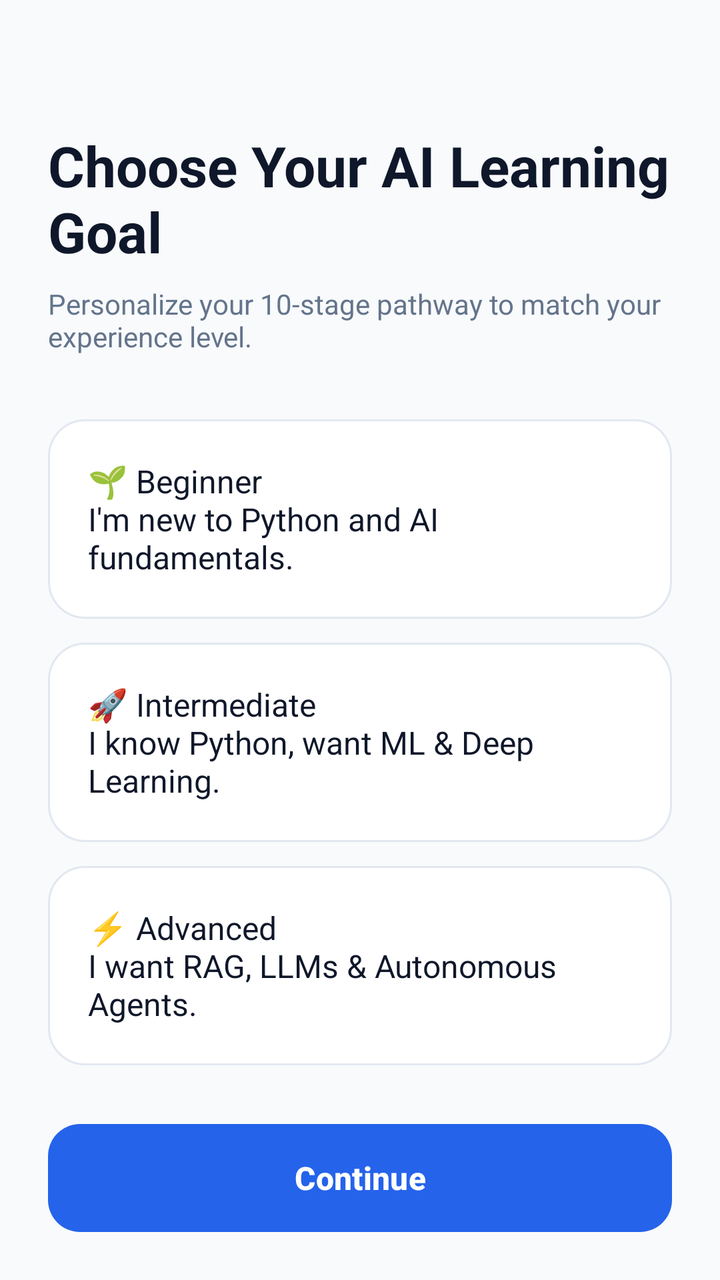
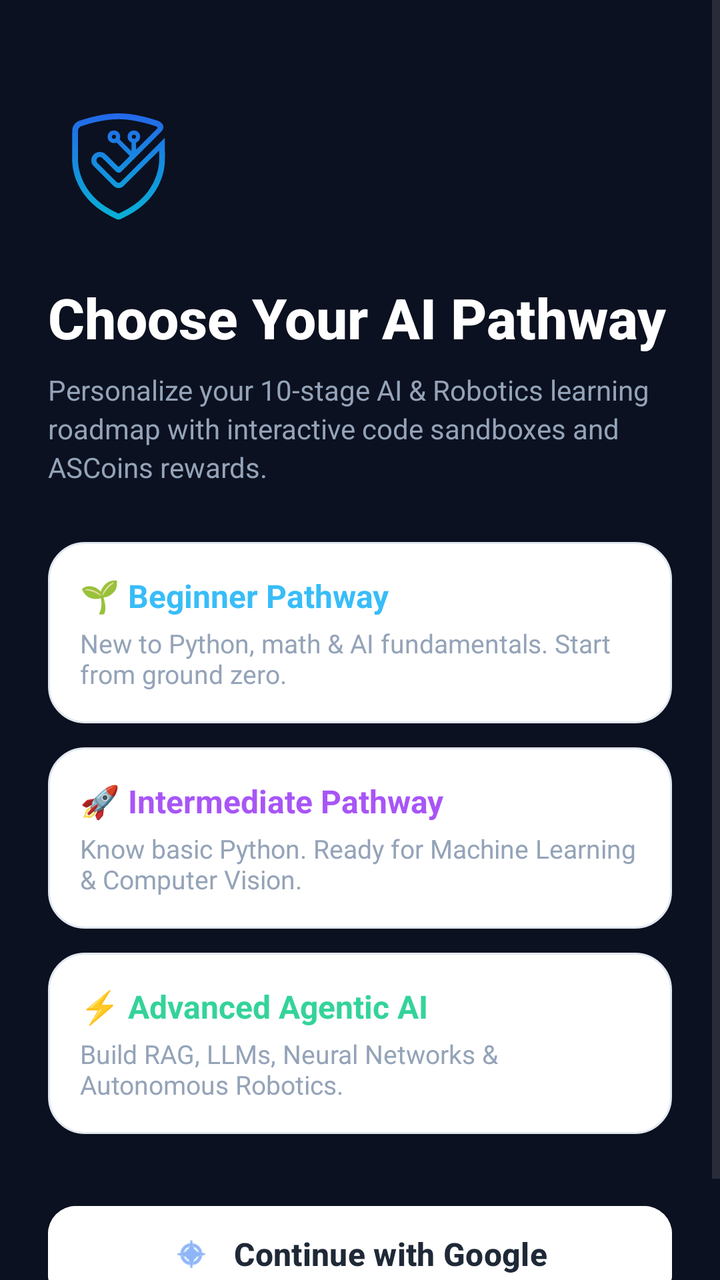

An Android layout rendered at two revisions. The XML below is the earlier revision; the diff shows what the commit changed to produce the second picture.
<!-- AndroidManifest.xml: application theme Theme.CertifAI -->
<!-- res/layout/fragment_onboarding.xml -->
<?xml version="1.0" encoding="utf-8"?>
<androidx.constraintlayout.widget.ConstraintLayout xmlns:android="http://schemas.android.com/apk/res/android"
    xmlns:app="http://schemas.android.com/apk/res-auto"
    android:layout_width="match_parent"
    android:layout_height="match_parent"
    android:background="@color/bg_light"
    android:padding="24dp">

    <TextView
        android:id="@+id/tvTitle"
        android:layout_width="0dp"
        android:layout_height="wrap_content"
        android:layout_marginTop="40dp"
        android:text="Choose Your AI Learning Goal"
        android:textColor="@color/text_primary_light"
        android:textSize="28sp"
        android:textStyle="bold"
        app:layout_constraintEnd_toEndOf="parent"
        app:layout_constraintStart_toStartOf="parent"
        app:layout_constraintTop_toTopOf="parent" />

    <TextView
        android:id="@+id/tvSub"
        android:layout_width="0dp"
        android:layout_height="wrap_content"
        android:layout_marginTop="8dp"
        android:text="Personalize your 10-stage pathway to match your experience level."
        android:textColor="@color/text_secondary_light"
        android:textSize="14sp"
        app:layout_constraintEnd_toEndOf="parent"
        app:layout_constraintStart_toStartOf="parent"
        app:layout_constraintTop_toBottomOf="@id/tvTitle" />

    <LinearLayout
        android:id="@+id/llOptions"
        android:layout_width="0dp"
        android:layout_height="wrap_content"
        android:layout_marginTop="32dp"
        android:orientation="vertical"
        app:layout_constraintEnd_toEndOf="parent"
        app:layout_constraintStart_toStartOf="parent"
        app:layout_constraintTop_toBottomOf="@id/tvSub">

        <TextView
            android:id="@+id/btnOptionBeginner"
            android:layout_width="match_parent"
            android:layout_height="wrap_content"
            android:layout_marginBottom="12dp"
            android:background="@drawable/bg_card_surface"
            android:padding="20dp"
            android:text="🌱 Beginner\nI'm new to Python and AI fundamentals."
            android:textColor="@color/text_primary_light"
            android:textSize="16sp" />

        <TextView
            android:id="@+id/btnOptionInter"
            android:layout_width="match_parent"
            android:layout_height="wrap_content"
            android:layout_marginBottom="12dp"
            android:background="@drawable/bg_card_surface"
            android:padding="20dp"
            android:text="🚀 Intermediate\nI know Python, want ML &amp; Deep Learning."
            android:textColor="@color/text_primary_light"
            android:textSize="16sp" />

        <TextView
            android:id="@+id/btnOptionAdv"
            android:layout_width="match_parent"
            android:layout_height="wrap_content"
            android:background="@drawable/bg_card_surface"
            android:padding="20dp"
            android:text="⚡ Advanced\nI want RAG, LLMs &amp; Autonomous Agents."
            android:textColor="@color/text_primary_light"
            android:textSize="16sp" />

    </LinearLayout>

    <Button
        android:id="@+id/btnContinue"
        android:layout_width="0dp"
        android:layout_height="54dp"
        android:background="@drawable/bg_primary_button"
        android:text="Continue"
        android:textAllCaps="false"
        android:textColor="@color/white"
        android:textSize="16sp"
        android:textStyle="bold"
        app:backgroundTint="@null"
        app:layout_constraintBottom_toBottomOf="parent"
        app:layout_constraintEnd_toEndOf="parent"
        app:layout_constraintStart_toStartOf="parent" />

</androidx.constraintlayout.widget.ConstraintLayout>
<!-- resources referenced by this layout -->
<resources>
  <color name="bg_light">#F8FAFC</color>
  <color name="text_primary_light">#0F172A</color>
  <color name="text_secondary_light">#64748B</color>
  <color name="white">#FFFFFFFF</color>
  <!-- drawable bg_card_surface (drawable) -->
  <?xml version="1.0" encoding="utf-8"?>
  <shape xmlns:android="http://schemas.android.com/apk/res/android"
      android:shape="rectangle">
      <solid android:color="@color/surface_light" />
      <corners android:radius="18dp" />
      <stroke
          android:width="1dp"
          android:color="@color/border_light" />
  </shape>
  <!-- drawable bg_primary_button (drawable) -->
  <?xml version="1.0" encoding="utf-8"?>
  <shape xmlns:android="http://schemas.android.com/apk/res/android"
      android:shape="rectangle">
      <gradient
          android:angle="45"
          android:endColor="@color/electric_blue"
          android:startColor="@color/electric_blue" />
      <corners android:radius="16dp" />
  </shape>
  <style name="Theme.CertifAI" parent="Base.Theme.CertifAI" />
  <color name="surface_light">#FFFFFF</color>
  <color name="border_light">#E2E8F0</color>
  <color name="electric_blue">#2563EB</color>
  <style name="Base.Theme.CertifAI" parent="Theme.Material3.DayNight.NoActionBar">
          <item name="colorPrimary">@color/electric_blue</item>
          <item name="colorOnPrimary">@color/white</item>
          <item name="colorSecondary">@color/cyan_accent</item>
          <item name="android:statusBarColor">#FFFFFF</item>
          <item name="android:windowLightStatusBar">true</item>
          <item name="android:windowBackground">#FFFFFF</item>
      </style>
  <color name="cyan_accent">#06B6D4</color>
</resources>

<!-- the commit's change to res/layout/fragment_onboarding.xml (unified diff, before → after) -->
@@ -1,93 +1,177 @@
 <?xml version="1.0" encoding="utf-8"?>
-<androidx.constraintlayout.widget.ConstraintLayout xmlns:android="http://schemas.android.com/apk/res/android"
+<ScrollView xmlns:android="http://schemas.android.com/apk/res/android"
     xmlns:app="http://schemas.android.com/apk/res-auto"
+    xmlns:tools="http://schemas.android.com/tools"
     android:layout_width="match_parent"
     android:layout_height="match_parent"
-    android:background="@color/bg_light"
-    android:padding="24dp">
+    android:background="#0B1120"
+    android:fillViewport="true"
+    tools:context=".ui.OnboardingFragment">
 
-    <TextView
-        android:id="@+id/tvTitle"
-        android:layout_width="0dp"
+    <androidx.constraintlayout.widget.ConstraintLayout
+        android:layout_width="match_parent"
         android:layout_height="wrap_content"
-        android:layout_marginTop="40dp"
-        android:text="Choose Your AI Learning Goal"
-        android:textColor="@color/text_primary_light"
-        android:textSize="28sp"
-        android:textStyle="bold"
-        app:layout_constraintEnd_toEndOf="parent"
-        app:layout_constraintStart_toStartOf="parent"
-        app:layout_constraintTop_toTopOf="parent" />
+        android:padding="24dp">
 
-    <TextView
-        android:id="@+id/tvSub"
-        android:layout_width="0dp"
-        android:layout_height="wrap_content"
-        android:layout_marginTop="8dp"
-        android:text="Personalize your 10-stage pathway to match your experience level."
-        android:textColor="@color/text_secondary_light"
-        android:textSize="14sp"
-        app:layout_constraintEnd_toEndOf="parent"
-        app:layout_constraintStart_toStartOf="parent"
-        app:layout_constraintTop_toBottomOf="@id/tvTitle" />
-
-    <LinearLayout
-        android:id="@+id/llOptions"
-        android:layout_width="0dp"
-        android:layout_height="wrap_content"
-        android:layout_marginTop="32dp"
-        android:orientation="vertical"
-        app:layout_constraintEnd_toEndOf="parent"
-        app:layout_constraintStart_toStartOf="parent"
-        app:layout_constraintTop_toBottomOf="@id/tvSub">
+        <ImageView
+            android:id="@+id/ivHeaderLogo"
+            android:layout_width="72dp"
+            android:layout_height="72dp"
+            android:layout_marginTop="24dp"
+            android:contentDescription="@string/app_name"
+            android:src="@drawable/ic_certifai_shield"
+            app:layout_constraintStart_toStartOf="parent"
+            app:layout_constraintTop_toTopOf="parent" />
 
         <TextView
-            android:id="@+id/btnOptionBeginner"
-            android:layout_width="match_parent"
+            android:id="@+id/tvTitle"
+            android:layout_width="0dp"
             android:layout_height="wrap_content"
-            android:layout_marginBottom="12dp"
-            android:background="@drawable/bg_card_surface"
-            android:padding="20dp"
-            android:text="🌱 Beginner\nI'm new to Python and AI fundamentals."
-            android:textColor="@color/text_primary_light"
-            android:textSize="16sp" />
+            android:layout_marginTop="20dp"
+            android:fontFamily="sans-serif-medium"
+            android:text="Choose Your AI Pathway"
+            android:textColor="#FFFFFF"
+            android:textSize="28sp"
+            android:textStyle="bold"
+            app:layout_constraintEnd_toEndOf="parent"
+            app:layout_constraintStart_toStartOf="parent"
+            app:layout_constraintTop_toBottomOf="@id/ivHeaderLogo" />
 
         <TextView
-            android:id="@+id/btnOptionInter"
-            android:layout_width="match_parent"
+            android:id="@+id/tvSub"
+            android:layout_width="0dp"
             android:layout_height="wrap_content"
-            android:layout_marginBottom="12dp"
-            android:background="@drawable/bg_card_surface"
-            android:padding="20dp"
-            android:text="🚀 Intermediate\nI know Python, want ML &amp; Deep Learning."
-            android:textColor="@color/text_primary_light"
-            android:textSize="16sp" />
+            android:layout_marginTop="8dp"
+            android:lineSpacingExtra="3dp"
+            android:text="Personalize your 10-stage AI &amp; Robotics learning roadmap with interactive code sandboxes and ASCoins rewards."
+            android:textColor="#94A3B8"
+            android:textSize="14sp"
+            app:layout_constraintEnd_toEndOf="parent"
+            app:layout_constraintStart_toStartOf="parent"
+            app:layout_constraintTop_toBottomOf="@id/tvTitle" />
 
-        <TextView
-            android:id="@+id/btnOptionAdv"
-            android:layout_width="match_parent"
+        
+        <LinearLayout
+            android:id="@+id/llOptions"
+            android:layout_width="0dp"
             android:layout_height="wrap_content"
-            android:background="@drawable/bg_card_surface"
-            android:padding="20dp"
-            android:text="⚡ Advanced\nI want RAG, LLMs &amp; Autonomous Agents."
-            android:textColor="@color/text_primary_light"
-            android:textSize="16sp" />
+            android:layout_marginTop="28dp"
+            android:orientation="vertical"
+            app:layout_constraintEnd_toEndOf="parent"
+            app:layout_constraintStart_toStartOf="parent"
+            app:layout_constraintTop_toBottomOf="@id/tvSub">
 
-    </LinearLayout>
+            
+            <LinearLayout
+                android:id="@+id/cardBeginner"
+                android:layout_width="match_parent"
+                android:layout_height="wrap_content"
+                android:layout_marginBottom="12dp"
+                android:background="@drawable/bg_card_surface"
+                android:clickable="true"
+                android:focusable="true"
+                android:orientation="vertical"
+                android:padding="16dp">
 
-    <Button
-        android:id="@+id/btnContinue"
-        android:layout_width="0dp"
-        android:layout_height="54dp"
-        android:background="@drawable/bg_primary_button"
-        android:text="Continue"
-        android:textAllCaps="false"
-        android:textColor="@color/white"
-        android:textSize="16sp"
-        android:textStyle="bold"
-        app:backgroundTint="@null"
-        app:layout_constraintBottom_toBottomOf="parent"
-        app:layout_constraintEnd_toEndOf="parent"
-        app:layout_constraintStart_toStartOf="parent" />
+                <TextView
+                    android:layout_width="wrap_content"
+                    android:layout_height="wrap_content"
+                    android:text="🌱 Beginner Pathway"
+                    android:textColor="#38BDF8"
+                    android:textSize="16sp"
+                    android:textStyle="bold" />
 
-</androidx.constraintlayout.widget.ConstraintLayout>
+                <TextView
+                    android:layout_width="wrap_content"
+                    android:layout_height="wrap_content"
+                    android:layout_marginTop="4dp"
+                    android:text="New to Python, math &amp; AI fundamentals. Start from ground zero."
+                    android:textColor="#94A3B8"
+                    android:textSize="13sp" />
+            </LinearLayout>
+
+            
+            <LinearLayout
+                android:id="@+id/cardIntermediate"
+                android:layout_width="match_parent"
+                android:layout_height="wrap_content"
+                android:layout_marginBottom="12dp"
+                android:background="@drawable/bg_card_surface"
+                android:clickable="true"
+                android:focusable="true"
+                android:orientation="vertical"
+                android:padding="16dp">
+
+                <TextView
+                    android:layout_width="wrap_content"
+                    android:layout_height="wrap_content"
+                    android:text="🚀 Intermediate Pathway"
+                    android:textColor="#A855F7"
+                    android:textSize="16sp"
+                    android:textStyle="bold" />
+
+                <TextView
+                    android:layout_width="wrap_content"
+                    android:layout_height="wrap_content"
+                    android:layout_marginTop="4dp"
+                    android:text="Know basic Python. Ready for Machine Learning &amp; Computer Vision."
+                    android:textColor="#94A3B8"
+                    android:textSize="13sp" />
+            </LinearLayout>
+
+            
+            <LinearLayout
+                android:id="@+id/cardAdvanced"
+                android:layout_width="match_parent"
+                android:layout_height="wrap_content"
+                android:background="@drawable/bg_card_surface"
+                android:clickable="true"
+                android:focusable="true"
+                android:orientation="vertical"
+                android:padding="16dp">
+
+                <TextView
+                    android:layout_width="wrap_content"
+                    android:layout_height="wrap_content"
+                    android:text="⚡ Advanced Agentic AI"
+                    android:textColor="#34D399"
+                    android:textSize="16sp"
+                    android:textStyle="bold" />
+
+                <TextView
+                    android:layout_width="wrap_content"
+                    android:layout_height="wrap_content"
+                    android:layout_marginTop="4dp"
+                    android:text="Build RAG, LLMs, Neural Networks &amp; Autonomous Robotics."
+                    android:textColor="#94A3B8"
+                    android:textSize="13sp" />
+            </LinearLayout>
+
+        </LinearLayout>
+
+        
+        <com.google.android.material.button.MaterialButton
+            android:id="@+id/btnGoogleSignIn"
+            android:layout_width="0dp"
+            android:layout_height="56dp"
+            android:layout_marginTop="32dp"
+            android:layout_marginBottom="16dp"
+            android:backgroundTint="#FFFFFF"
+            android:text="Continue with Google"
+            android:textAllCaps="false"
+            android:textColor="#1F2937"
+            android:textSize="16sp"
+            android:textStyle="bold"
+            app:cornerRadius="14dp"
+            app:icon="@android:drawable/ic_menu_compass"
+            app:iconGravity="textStart"
+            app:iconPadding="12dp"
+            app:iconTint="#4285F4"
+            app:layout_constraintBottom_toBottomOf="parent"
+            app:layout_constraintEnd_toEndOf="parent"
+            app:layout_constraintStart_toStartOf="parent"
+            app:layout_constraintTop_toBottomOf="@id/llOptions"
+            app:layout_constraintVertical_bias="1.0" />
+
+    </androidx.constraintlayout.widget.ConstraintLayout>
+</ScrollView>
<!-- resource entries referenced after the edit -->
@@ -1,8 +1,5 @@
 <!-- resources referenced by this layout -->
 <resources>
-  <color name="bg_light">#F8FAFC</color>
-  <color name="text_primary_light">#0F172A</color>
-  <color name="text_secondary_light">#64748B</color>
   <color name="white">#FFFFFFFF</color>
   <!-- drawable bg_card_surface (drawable) -->
   <?xml version="1.0" encoding="utf-8"?>
@@ -14,16 +11,8 @@
           android:width="1dp"
           android:color="@color/border_light" />
   </shape>
-  <!-- drawable bg_primary_button (drawable) -->
-  <?xml version="1.0" encoding="utf-8"?>
-  <shape xmlns:android="http://schemas.android.com/apk/res/android"
-      android:shape="rectangle">
-      <gradient
-          android:angle="45"
-          android:endColor="@color/electric_blue"
-          android:startColor="@color/electric_blue" />
-      <corners android:radius="16dp" />
-  </shape>
+  <!-- drawable ic_certifai_shield: vector/xml drawable (drawable, 9435 chars, omitted) -->
+  <string name="app_name">CertifAI</string>
   <style name="Theme.CertifAI" parent="Base.Theme.CertifAI" />
   <color name="surface_light">#FFFFFF</color>
   <color name="border_light">#E2E8F0</color>
